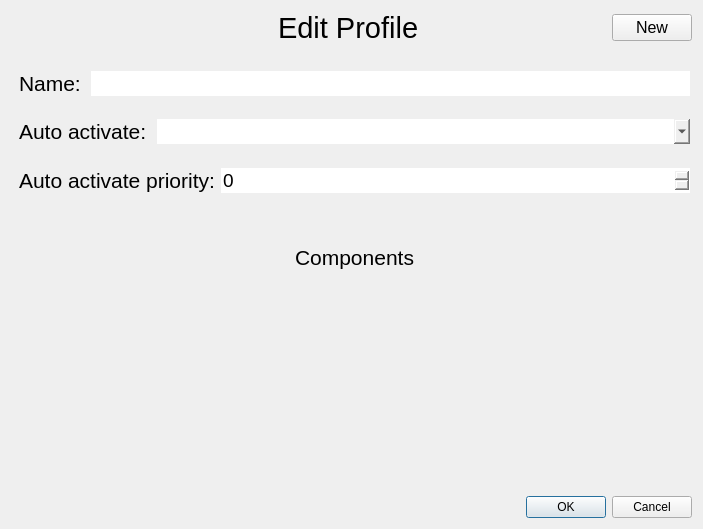
This is microstation/ui/profile_editor.ui in TheCheese42/microstation as Qt 5 draws it before an edit. The edited form follows.
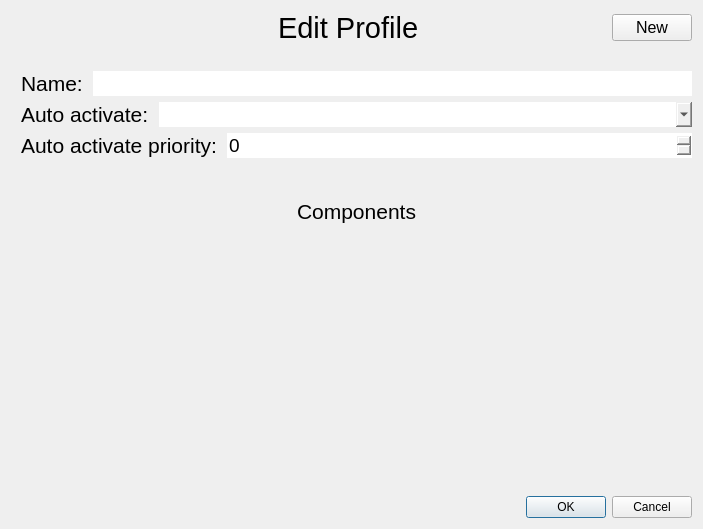
This is the edited form. Icons and pictures are not drawn.

Commit message: Added ProfileEditor except for components

Patch:
```diff
--- a/microstation/ui/profile_editor.ui
+++ b/microstation/ui/profile_editor.ui
@@ -123,31 +123,32 @@
         <height>413</height>
        </rect>
       </property>
-      <widget class="QWidget" name="layoutWidget">
+      <widget class="QWidget" name="">
        <property name="geometry">
         <rect>
-         <x>8</x>
+         <x>10</x>
          <y>0</y>
          <width>671</width>
-         <height>209</height>
+         <height>401</height>
         </rect>
        </property>
        <layout class="QVBoxLayout" name="verticalLayout_3">
         <item>
-         <layout class="QVBoxLayout" name="verticalLayout_2">
-          <property name="sizeConstraint">
-           <enum>QLayout::SetMaximumSize</enum>
-          </property>
-          <item>
-           <layout class="QFormLayout" name="formLayout">
-            <property name="sizeConstraint">
-             <enum>QLayout::SetFixedSize</enum>
-            </property>
-            <property name="horizontalSpacing">
+         <layout class="QHBoxLayout" name="horizontalLayout_4">
+          <property name="spacing">
              <number>10</number>
             </property>
-            <item row="0" column="0">
+          <property name="sizeConstraint">
+           <enum>QLayout::SetFixedSize</enum>
+          </property>
+          <item>
              <widget class="QLabel" name="nameLabel">
+            <property name="sizePolicy">
+             <sizepolicy hsizetype="Preferred" vsizetype="Fixed">
+              <horstretch>0</horstretch>
+              <verstretch>0</verstretch>
+             </sizepolicy>
+            </property>
               <property name="font">
                <font>
                 <pointsize>16</pointsize>
@@ -158,7 +159,7 @@
               </property>
              </widget>
             </item>
-            <item row="0" column="1">
+          <item>
              <widget class="QLineEdit" name="nameEdit">
               <property name="font">
                <font>
@@ -172,18 +173,19 @@
             </item>
            </layout>
           </item>
-         </layout>
-        </item>
         <item>
-         <layout class="QFormLayout" name="formLayout_2">
-          <property name="sizeConstraint">
-           <enum>QLayout::SetFixedSize</enum>
-          </property>
-          <property name="horizontalSpacing">
+         <layout class="QHBoxLayout" name="horizontalLayout_3">
+          <property name="spacing">
            <number>10</number>
           </property>
-          <item row="0" column="0">
+          <item>
            <widget class="QLabel" name="autoActivateLabel">
+            <property name="sizePolicy">
+             <sizepolicy hsizetype="Fixed" vsizetype="Fixed">
+              <horstretch>0</horstretch>
+              <verstretch>0</verstretch>
+             </sizepolicy>
+            </property>
             <property name="font">
              <font>
               <pointsize>16</pointsize>
@@ -194,7 +196,12 @@
             </property>
            </widget>
           </item>
-          <item row="0" column="1">
+          <item>
+           <layout class="QHBoxLayout" name="autoActivateConfigLayout">
+            <property name="spacing">
+             <number>6</number>
+            </property>
+            <item>
            <widget class="QComboBox" name="autoActivateCombo">
             <property name="font">
              <font>
@@ -205,18 +212,20 @@
           </item>
          </layout>
         </item>
+         </layout>
+        </item>
         <item>
-         <layout class="QFormLayout" name="formLayout_3">
+         <layout class="QHBoxLayout" name="horizontalLayout_2">
+          <property name="spacing">
+           <number>10</number>
+          </property>
           <property name="sizeConstraint">
            <enum>QLayout::SetFixedSize</enum>
           </property>
-          <property name="verticalSpacing">
-           <number>10</number>
-          </property>
-          <item row="0" column="0">
+          <item>
            <widget class="QLabel" name="priorityLabel">
             <property name="sizePolicy">
-             <sizepolicy hsizetype="Preferred" vsizetype="Fixed">
+             <sizepolicy hsizetype="Fixed" vsizetype="Fixed">
               <horstretch>0</horstretch>
               <verstretch>0</verstretch>
              </sizepolicy>
@@ -231,7 +240,7 @@
             </property>
            </widget>
           </item>
-          <item row="0" column="1">
+          <item>
            <widget class="QSpinBox" name="prioritySpin">
             <property name="font">
              <font>
@@ -243,7 +252,7 @@
          </layout>
         </item>
         <item>
-         <spacer name="verticalSpacer_3">
+         <spacer name="verticalSpacer_4">
           <property name="orientation">
            <enum>Qt::Vertical</enum>
           </property>
@@ -253,26 +262,20 @@
           <property name="sizeHint" stdset="0">
            <size>
             <width>20</width>
-            <height>10</height>
+            <height>13</height>
            </size>
           </property>
          </spacer>
         </item>
         <item>
          <widget class="Line" name="line">
-          <property name="sizePolicy">
-           <sizepolicy hsizetype="Minimum" vsizetype="Fixed">
-            <horstretch>0</horstretch>
-            <verstretch>0</verstretch>
-           </sizepolicy>
-          </property>
           <property name="orientation">
            <enum>Qt::Horizontal</enum>
           </property>
          </widget>
         </item>
         <item>
-         <spacer name="verticalSpacer_4">
+         <spacer name="verticalSpacer_3">
           <property name="orientation">
            <enum>Qt::Vertical</enum>
           </property>
@@ -282,7 +285,7 @@
           <property name="sizeHint" stdset="0">
            <size>
             <width>20</width>
-            <height>10</height>
+            <height>13</height>
            </size>
           </property>
          </spacer>
@@ -316,13 +319,27 @@
           <property name="sizeHint" stdset="0">
            <size>
             <width>20</width>
-            <height>10</height>
+            <height>13</height>
            </size>
           </property>
          </spacer>
         </item>
         <item>
-         <layout class="QVBoxLayout" name="componentsVBox"/>
+         <layout class="QVBoxLayout" name="componentsVBox">
+          <item>
+           <spacer name="verticalSpacer_5">
+            <property name="orientation">
+             <enum>Qt::Vertical</enum>
+            </property>
+            <property name="sizeHint" stdset="0">
+             <size>
+              <width>20</width>
+              <height>40</height>
+             </size>
+            </property>
+           </spacer>
+          </item>
+         </layout>
         </item>
        </layout>
       </widget>
```
Lines whose indentation alone changed are shown as unchanged. The commit also changes 6 other files.
